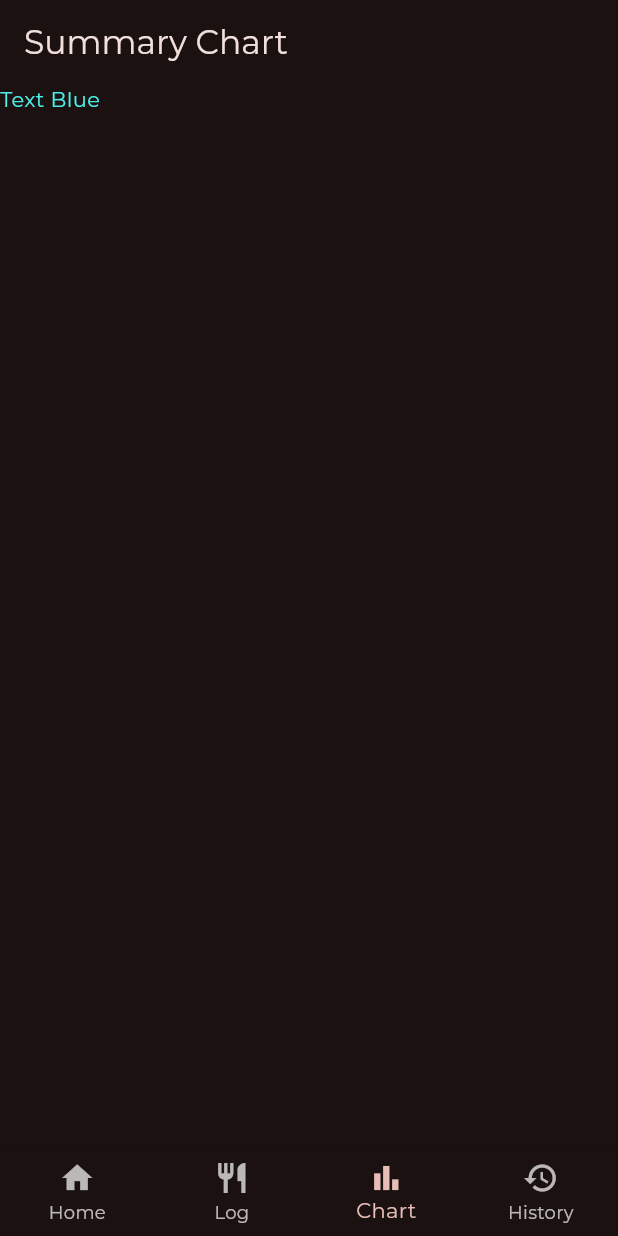
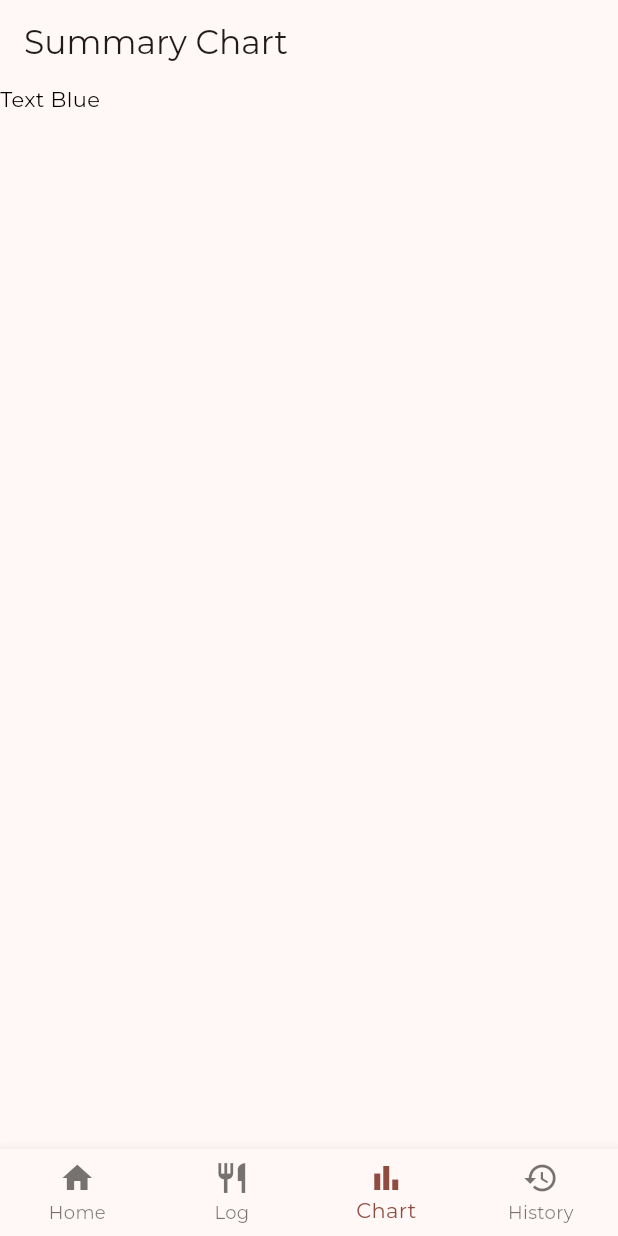
Before and after one commit to mfpullen22/glp1_app, a Flutter app: the screen it shows after launch, item 3 of the bottom bar chosen, on a phone screen of 412 x 824 dp. Run offline on Flutter 3.47's test engine with Material 3 defaults, Android fonts, the phone set to English and light mode, and no system bars; our stand-ins replace flutter_riverpod, google_fonts; missing offline and left inert: neubrutalism_ui.

Commit message:
Moved to Neobrutalism UI

```diff
--- a/lib/main.dart
+++ b/lib/main.dart
@@ -6,8 +6,8 @@ import "package:flutter_riverpod/flutter_riverpod.dart";
 final theme = ThemeData(
   useMaterial3: true,
   colorScheme: ColorScheme.fromSeed(
-    brightness: Brightness.dark,
-    seedColor: Color.fromARGB(255, 131, 0, 0),
+    brightness: Brightness.light,
+    seedColor: const Color.fromARGB(255, 131, 0, 0),
   ),
   textTheme: GoogleFonts.montserratTextTheme(),
 );
--- a/lib/screens/chart.dart
+++ b/lib/screens/chart.dart
@@ -9,7 +9,7 @@ class ChartScreen extends StatelessWidget {
       children: [
         Text(
           "Text Blue",
-          style: TextStyle(color: Color.fromARGB(255, 77, 238, 234)),
+          style: TextStyle(color: Colors.black),
         ),
       ],
     );
--- a/lib/screens/history.dart
+++ b/lib/screens/history.dart
@@ -5,9 +5,9 @@ class HistoryScreen extends StatelessWidget {
 
   @override
   Widget build(BuildContext context) {
-    return Text(
+    return const Text(
       "History Screen",
-      style: TextStyle(color: Colors.white),
+      style: TextStyle(color: Colors.black),
     );
   }
 }
--- a/lib/screens/log.dart
+++ b/lib/screens/log.dart
@@ -5,6 +5,6 @@ class LogScreen extends StatelessWidget {
 
   @override
   Widget build(BuildContext context) {
-    return Text("Log Screen", style: TextStyle(color: Colors.white));
+    return const Text("Log Screen", style: TextStyle(color: Colors.black));
   }
 }
--- a/lib/screens/tabs.dart
+++ b/lib/screens/tabs.dart
@@ -23,21 +23,21 @@ class _TabsScreenState extends ConsumerState<TabsScreen> {
 
   @override
   Widget build(BuildContext context) {
-    Widget activePage = HomeScreen();
+    Widget activePage = const HomeScreen();
     var activePageTitle = "Home";
 
     if (_selectedPageIndex == 1) {
-      activePage = LogScreen();
+      activePage = const LogScreen();
       activePageTitle = "Log";
     }
 
     if (_selectedPageIndex == 2) {
-      activePage = ChartScreen();
+      activePage = const ChartScreen();
       activePageTitle = "Summary Chart";
     }
 
     if (_selectedPageIndex == 3) {
-      activePage = HistoryScreen();
+      activePage = const HistoryScreen();
       activePageTitle = "History";
     }
 
--- a/pubspec.yaml
+++ b/pubspec.yaml
@@ -37,6 +37,7 @@ dependencies:
   cupertino_icons: ^1.0.2
   google_fonts: ^6.2.1
   flutter_riverpod: ^2.5.1
+  neubrutalism_ui: ^2.0.2
 
 dev_dependencies:
   flutter_test:
```
Also changed, not shown: lib/screens/home.dart (+16 -30 lines), pubspec.lock, 1 other file.
